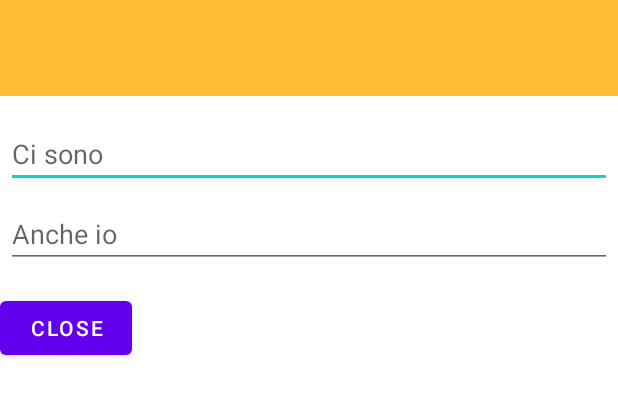
After one commit to laib3/Chronomy, an Android app: the layout skill_edit_modal.xml on its own in the app's theme, with its tools: preview values and no code run, on a phone screen of 412 x 824 dp. The commit adds this screen. Shown: the top 396 px of the screen. Run offline under Robolectric (Android 15) with nearby library versions, the phone set to English and light mode, and no system bars.

Commit message:
skeleton of dialog and logic partially implemented

```diff
--- a/app/src/main/java/it/polito/showprofileactivity/EditProfileActivity.kt
+++ b/app/src/main/java/it/polito/showprofileactivity/EditProfileActivity.kt
@@ -4,12 +4,14 @@ import android.os.Bundle
 import android.view.ContextMenu
 import android.view.MenuItem
 import android.view.View
+import android.widget.Button
 import android.widget.ImageButton
 import android.widget.Toast
+import androidx.appcompat.app.AlertDialog
 import androidx.appcompat.app.AppCompatActivity
+import androidx.cardview.widget.CardView
 
 class EditProfileActivity : AppCompatActivity() {
-
 
     override fun onCreate(savedInstanceState: Bundle?) {
         super.onCreate(savedInstanceState)
@@ -21,6 +23,24 @@ class EditProfileActivity : AppCompatActivity() {
 
         //get all the skills and map them into cards
         val skills_array: Array<String> = resources.getStringArray(R.array.skills_array)
+        //TODO: place a loop to map the skills
+
+        val card = findViewById<CardView>(R.id.skill1)
+        card.setOnClickListener{
+            //inflate the dialog with custom view
+            val mDialogView = layoutInflater.inflate(R.layout.skill_edit_modal, null)
+            //AlertDialogBuilder + show
+            val mBuilder= AlertDialog.Builder(this)
+                .setView(mDialogView)
+                .setTitle("Edit Skill")
+            val mAlertDialog = mBuilder.show()
+            //dismiss button
+            val close_button = mDialogView.findViewById<Button>(R.id.close_button)
+            close_button.setOnClickListener{
+                mAlertDialog.dismiss()
+            }
+
+        }
     }
 
     //tell that the layout we want for this context menu is in camera_floating_context_menu.xml
--- a/app/src/main/res/layout/activity_edit_profile.xml
+++ b/app/src/main/res/layout/activity_edit_profile.xml
@@ -301,6 +301,7 @@
                         >
 
                     <androidx.cardview.widget.CardView
+                        android:id="@+id/skill1"
                         android:layout_width="0dp"
                         android:layout_height="wrap_content"
                         android:layout_margin="5dp"
--- /dev/null
+++ b/app/src/main/res/layout/skill_edit_modal.xml
@@ -0,0 +1,45 @@
+<?xml version="1.0" encoding="utf-8"?>
+<androidx.constraintlayout.widget.ConstraintLayout xmlns:android="http://schemas.android.com/apk/res/android"
+    android:layout_width="match_parent"
+    android:layout_height="match_parent">
+
+    <LinearLayout xmlns:android="http://schemas.android.com/apk/res/android"
+        android:orientation="vertical"
+        android:layout_width="match_parent"
+        android:layout_height="wrap_content">
+        <ImageView
+            android:layout_width="match_parent"
+            android:layout_height="64dp"
+            android:scaleType="center"
+            android:background="#FFFFBB33"
+            android:contentDescription="@string/app_name" />
+        <EditText
+            android:id="@+id/username"
+            android:inputType="textEmailAddress"
+            android:layout_width="match_parent"
+            android:layout_height="wrap_content"
+            android:layout_marginTop="16dp"
+            android:layout_marginLeft="4dp"
+            android:layout_marginRight="4dp"
+            android:layout_marginBottom="4dp"
+            android:hint="Ci sono" />
+        <EditText
+            android:id="@+id/password"
+            android:inputType="textPassword"
+            android:layout_width="match_parent"
+            android:layout_height="wrap_content"
+            android:layout_marginTop="4dp"
+            android:layout_marginLeft="4dp"
+            android:layout_marginRight="4dp"
+            android:layout_marginBottom="16dp"
+            android:fontFamily="sans-serif"
+            android:hint="Anche io"/>
+
+        <Button
+            android:id="@+id/close_button"
+            android:layout_width="wrap_content"
+            android:layout_height="wrap_content"
+            android:text="Close"/>
+    </LinearLayout>
+
+</androidx.constraintlayout.widget.ConstraintLayout>
```
